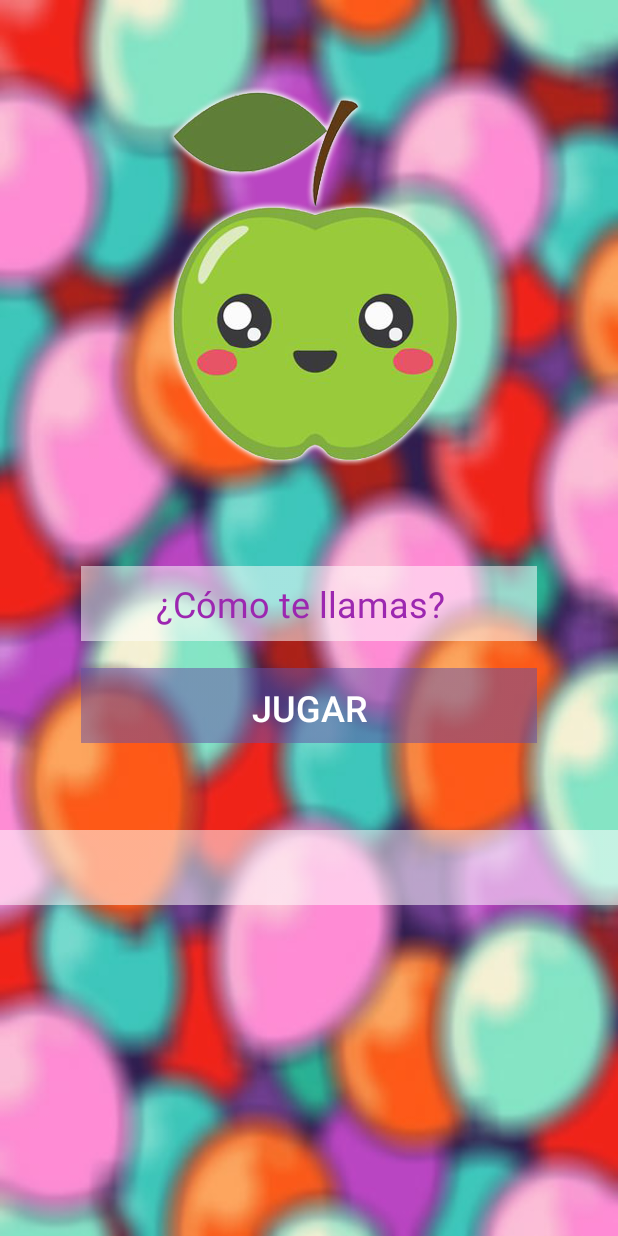
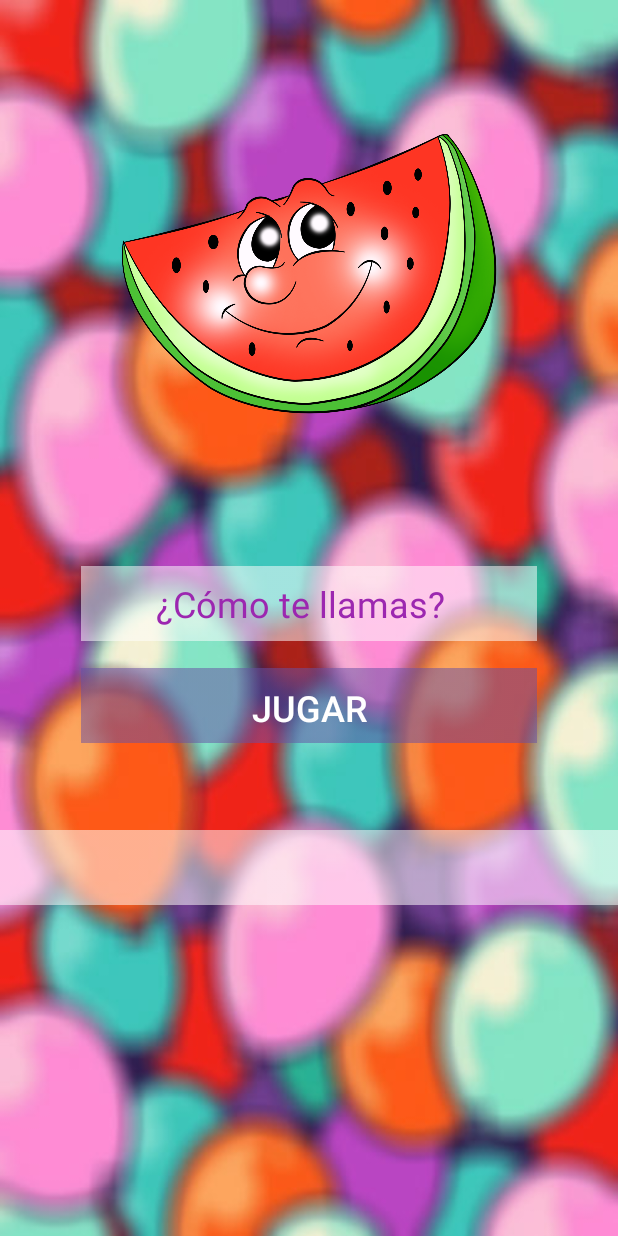
Before and after one commit to KennethEvolves/fruti-app, an Android app: the screen it shows after launch (MainActivity), on a phone screen of 412 x 824 dp. Run offline under Robolectric (Android 15) with nearby library versions, the phone set to English and light mode, and no system bars.

Commit message:
Fourth commit: ImageView con imágenes dinámicas

```diff
--- a/app/src/main/java/com/example/frutiapp/MainActivity.java
+++ b/app/src/main/java/com/example/frutiapp/MainActivity.java
@@ -1,6 +1,10 @@
 package com.example.frutiapp;
 
+import android.media.MediaPlayer;
 import android.os.Bundle;
+import android.widget.EditText;
+import android.widget.ImageView;
+import android.widget.TextView;
 
 import androidx.activity.EdgeToEdge;
 import androidx.appcompat.app.AppCompatActivity;
@@ -10,15 +14,39 @@ import androidx.core.view.WindowInsetsCompat;
 
 public class MainActivity extends AppCompatActivity {
 
+    private EditText et_nombre;
+    private ImageView iv_personaje;
+    private TextView tv_bestScore;
+    private MediaPlayer mp;
+
+    int num_aleatorio = (int) (Math.random() * 10);
+
     @Override
     protected void onCreate(Bundle savedInstanceState) {
         super.onCreate(savedInstanceState);
-        EdgeToEdge.enable(this);
         setContentView(R.layout.activity_main);
-        ViewCompat.setOnApplyWindowInsetsListener(findViewById(R.id.main), (v, insets) -> {
-            Insets systemBars = insets.getInsets(WindowInsetsCompat.Type.systemBars());
-            v.setPadding(systemBars.left, systemBars.top, systemBars.right, systemBars.bottom);
-            return insets;
-        });
+
+        et_nombre = (EditText) findViewById(R.id.txt_nombre);
+        iv_personaje = (ImageView) findViewById(R.id.imageView_Personaje);
+        tv_bestScore = (TextView) findViewById(R.id.textView_BestScore);
+
+        int id;
+
+        if(num_aleatorio == 0 || num_aleatorio == 10){
+            id = getResources().getIdentifier("mango", "drawable", getPackageName());
+            iv_personaje.setImageResource(id);
+        } else if (num_aleatorio == 1 || num_aleatorio == 9) {
+            id = getResources().getIdentifier("fresa", "drawable", getPackageName());
+            iv_personaje.setImageResource(id);
+        } else if (num_aleatorio == 2 || num_aleatorio == 8) {
+            id = getResources().getIdentifier("manzana", "drawable", getPackageName());
+            iv_personaje.setImageResource(id);
+        } else if (num_aleatorio == 3 || num_aleatorio == 7) {
+            id = getResources().getIdentifier("sandia", "drawable", getPackageName());
+            iv_personaje.setImageResource(id);
+        } else if (num_aleatorio == 4 || num_aleatorio == 5 || num_aleatorio == 6 ) {
+            id = getResources().getIdentifier("uva", "drawable", getPackageName());
+            iv_personaje.setImageResource(id);
+        }
     }
 }
```
